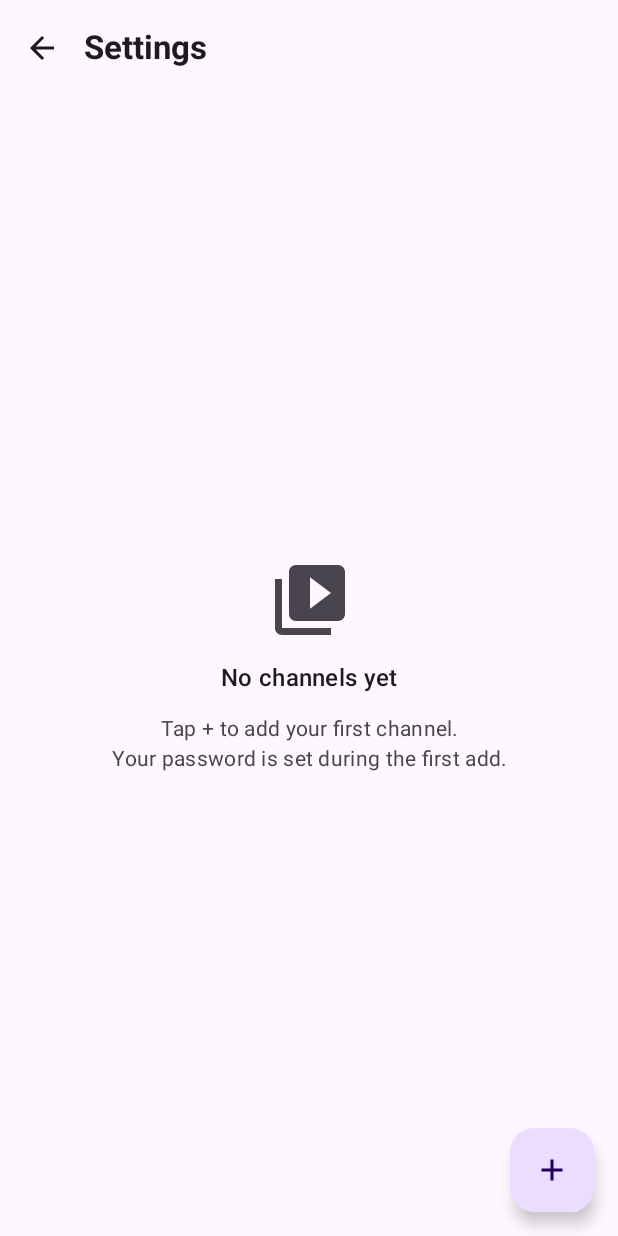
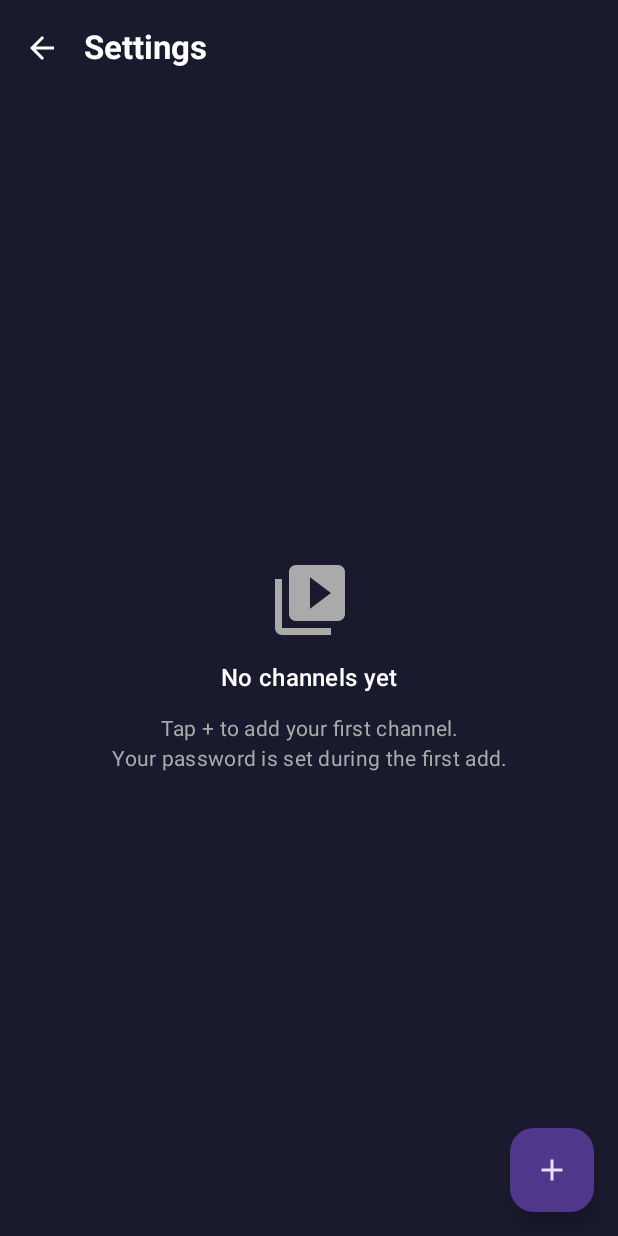
Before and after one commit to justcooking/Select-Tube, an Android app built with Jetpack Compose: the screen it shows after launch (MainActivity), after a tap on "Settings", on a phone screen of 412 x 824 dp. Run offline under Robolectric (Android 15) with nearby library versions, the phone set to English and light mode, and no system bars; our stand-ins replace Dagger/Hilt's generated code, Room's generated code; libraries missing offline, so code that uses them is left out: org.schabi.newpipe; pictures from the network do not load; 4 statements that could not run were skipped.

Commit message:
style(theme): unify brand background Brand900 across app screens

```diff
--- a/app/src/main/java/com/selecttube/app/ui/addchannel/AddChannelScreen.kt
+++ b/app/src/main/java/com/selecttube/app/ui/addchannel/AddChannelScreen.kt
@@ -41,6 +41,7 @@ import androidx.compose.material3.Tab
 import androidx.compose.material3.TabRow
 import androidx.compose.material3.Text
 import androidx.compose.material3.TopAppBar
+import androidx.compose.material3.TopAppBarDefaults
 import androidx.compose.runtime.Composable
 import androidx.compose.runtime.LaunchedEffect
 import androidx.compose.runtime.getValue
@@ -74,6 +75,7 @@ fun AddChannelScreen(
     }
 
     Scaffold(
+        containerColor = MaterialTheme.colorScheme.background,
         topBar = {
             TopAppBar(
                 title = { Text("Add Channels") },
@@ -82,6 +84,11 @@ fun AddChannelScreen(
                         Icon(Icons.AutoMirrored.Filled.ArrowBack, contentDescription = "Back")
                     }
                 },
+                colors = TopAppBarDefaults.topAppBarColors(
+                    containerColor = MaterialTheme.colorScheme.background,
+                    titleContentColor = MaterialTheme.colorScheme.onBackground,
+                    navigationIconContentColor = MaterialTheme.colorScheme.onBackground,
+                ),
             )
         },
     ) { innerPadding ->
--- a/app/src/main/java/com/selecttube/app/ui/feed/FeedScreen.kt
+++ b/app/src/main/java/com/selecttube/app/ui/feed/FeedScreen.kt
@@ -32,6 +32,7 @@ import androidx.compose.material3.MaterialTheme
 import androidx.compose.material3.Scaffold
 import androidx.compose.material3.Text
 import androidx.compose.material3.TopAppBar
+import androidx.compose.material3.TopAppBarDefaults
 import androidx.compose.material3.pulltorefresh.PullToRefreshBox
 import androidx.compose.runtime.Composable
 import androidx.compose.runtime.getValue
@@ -58,6 +59,7 @@ fun FeedScreen(
     val state by viewModel.uiState.collectAsStateWithLifecycle()
 
     Scaffold(
+        containerColor = MaterialTheme.colorScheme.background,
         topBar = {
             TopAppBar(
                 title = { Text("Select Tube") },
@@ -66,6 +68,11 @@ fun FeedScreen(
                         Icon(Icons.Default.Settings, contentDescription = "Settings")
                     }
                 },
+                colors = TopAppBarDefaults.topAppBarColors(
+                    containerColor = MaterialTheme.colorScheme.background,
+                    titleContentColor = MaterialTheme.colorScheme.onBackground,
+                    actionIconContentColor = MaterialTheme.colorScheme.onBackground,
+                ),
             )
         },
     ) { innerPadding ->
--- a/app/src/main/java/com/selecttube/app/ui/settings/SettingsScreen.kt
+++ b/app/src/main/java/com/selecttube/app/ui/settings/SettingsScreen.kt
@@ -24,12 +24,14 @@ import androidx.compose.material3.HorizontalDivider
 import androidx.compose.material3.Icon
 import androidx.compose.material3.IconButton
 import androidx.compose.material3.ListItem
+import androidx.compose.material3.ListItemDefaults
 import androidx.compose.material3.MaterialTheme
 import androidx.compose.material3.Scaffold
 import androidx.compose.material3.Surface
 import androidx.compose.material3.Text
 import androidx.compose.material3.TextButton
 import androidx.compose.material3.TopAppBar
+import androidx.compose.material3.TopAppBarDefaults
 import androidx.compose.runtime.Composable
 import androidx.compose.runtime.getValue
 import androidx.compose.runtime.mutableStateOf
@@ -55,6 +57,7 @@ fun SettingsScreen(
     var channelToRemove by remember { mutableStateOf<ChannelItemUiState?>(null) }
 
     Scaffold(
+        containerColor = MaterialTheme.colorScheme.background,
         topBar = {
             TopAppBar(
                 title = { Text("Settings") },
@@ -63,6 +66,11 @@ fun SettingsScreen(
                         Icon(Icons.AutoMirrored.Filled.ArrowBack, contentDescription = "Back")
                     }
                 },
+                colors = TopAppBarDefaults.topAppBarColors(
+                    containerColor = MaterialTheme.colorScheme.background,
+                    titleContentColor = MaterialTheme.colorScheme.onBackground,
+                    navigationIconContentColor = MaterialTheme.colorScheme.onBackground,
+                ),
             )
         },
         floatingActionButton = {
@@ -151,6 +159,10 @@ private fun ChannelItem(
     onCancelPending: () -> Unit,
 ) {
     ListItem(
+        colors = ListItemDefaults.colors(
+            containerColor = MaterialTheme.colorScheme.background,
+            headlineColor = MaterialTheme.colorScheme.onBackground,
+        ),
         headlineContent = { Text(channel.name) },
         supportingContent = {
             if (!channel.isActive && channel.remainingTimeFormatted != null) {
--- a/app/src/main/java/com/selecttube/app/ui/theme/Theme.kt
+++ b/app/src/main/java/com/selecttube/app/ui/theme/Theme.kt
@@ -3,26 +3,28 @@ package com.selecttube.app.ui.theme
 import androidx.compose.foundation.isSystemInDarkTheme
 import androidx.compose.material3.MaterialTheme
 import androidx.compose.material3.darkColorScheme
-import androidx.compose.material3.lightColorScheme
 import androidx.compose.runtime.Composable
+import androidx.compose.ui.graphics.Color
 
 private val DarkColorScheme = darkColorScheme(
-    primary         = Purple80,
-    secondary       = PurpleGrey80,
-    tertiary        = Pink80,
-    background      = Brand900,
-    surface         = Brand700,
+    primary          = Color(0xFF2979FF),
+    secondary        = Brand500,
+    tertiary         = Accent,
+    background       = Brand900,
+    surface          = Brand700,
+    surfaceVariant   = Brand500,
+    onPrimary        = Color.White,
+    onSecondary      = Color.White,
+    onBackground     = Color.White,
+    onSurface        = Color.White,
+    onSurfaceVariant = Color(0xFFAAAAAA),
 )
 
-private val LightColorScheme = lightColorScheme(
-    primary         = Purple40,
-    secondary       = PurpleGrey40,
-    tertiary        = Pink40,
-)
+private val LightColorScheme = DarkColorScheme
 
 @Composable
 fun SelectTubeTheme(
-    darkTheme: Boolean = isSystemInDarkTheme(),
+    darkTheme: Boolean = true,
     content: @Composable () -> Unit,
 ) {
     val colorScheme = if (darkTheme) DarkColorScheme else LightColorScheme
```
